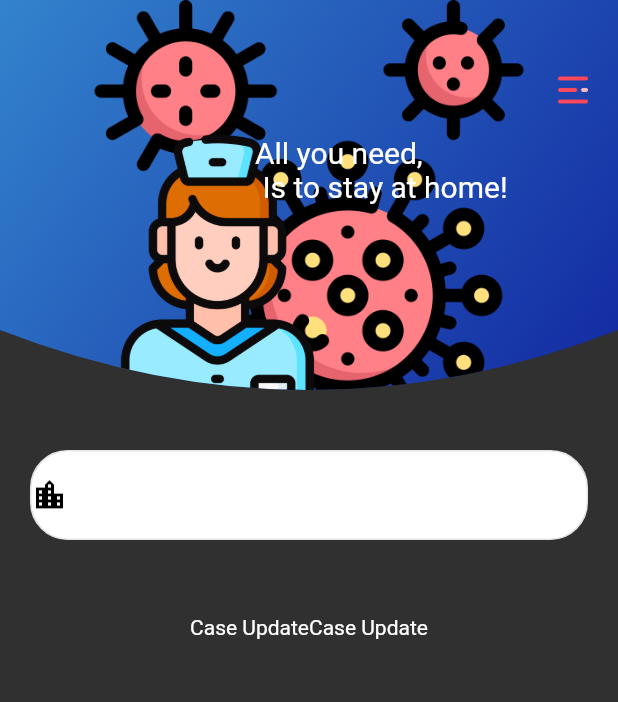
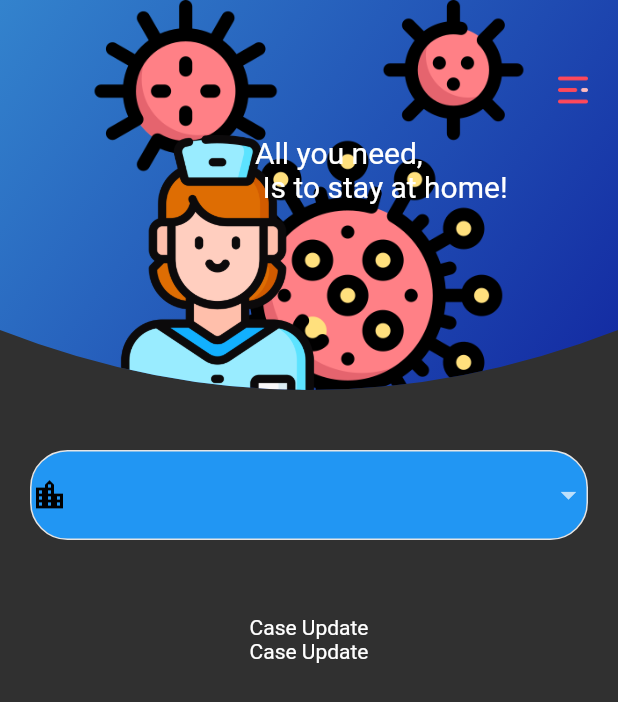
Before and after one commit to Aaris-Kazi/COVID19, a Flutter app: the screen it shows after launch, on a phone screen of 412 x 824 dp. Shown: the top 702 px of the screen. Run offline on Flutter 3.47's test engine with Material 2 defaults, Android fonts, the phone set to English and light mode, and no system bars.

Commit message:
stage changes

```diff
--- a/lib/main.dart
+++ b/lib/main.dart
@@ -79,7 +79,7 @@ class _CovidState extends State<Covid> {
               height: 60,
               width: double.infinity,
               decoration: BoxDecoration(
-                  color: Colors.white,
+                  color: Colors.blue,
                   borderRadius: new BorderRadius.circular(25),
                   border: Border.all(color: Color(0xFFE5E5E5))),
               child: Row(
@@ -103,20 +103,17 @@ class _CovidState extends State<Covid> {
                   ))
                 ],
               )),
-              Padding(padding: EdgeInsets.only(top: 50),
-              child: Column(children: <Widget>[
-                Text.rich(
-                  TextSpan(children: [
-                    TextSpan(
-                    text: 'Case Update'
-                  ),
-                  TextSpan(
-                    text: 'Case Update'
-                  )
-                  ])
-                )
-              ],),
-              )
+          Padding(
+            padding: EdgeInsets.only(top: 50),
+            child: Column(
+              children: <Widget>[
+                Text.rich(TextSpan(children: [
+                  TextSpan(text: 'Case Update\n'),
+                  TextSpan(text: 'Case Update')
+                ]))
+              ],
+            ),
+          )
         ],
       ),
     );
```
